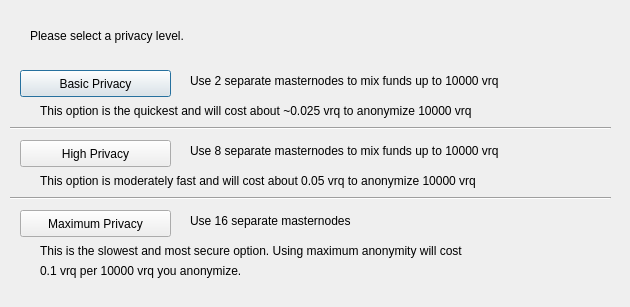
Before: the Qt Designer form src/qt/forms/obfuscationconfig.ui in PayQ/mrq, drawn with Qt 5.
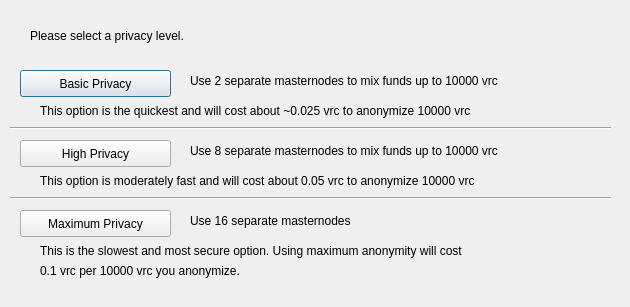
After: the same form once the commit is applied.

What changed in the file:
```diff
--- a/src/qt/forms/obfuscationconfig.ui
+++ b/src/qt/forms/obfuscationconfig.ui
@@ -75,7 +75,7 @@
     </rect>
    </property>
    <property name="text">
-    <string>Use 2 separate masternodes to mix funds up to 10000 vrq</string>
+    <string>Use 2 separate masternodes to mix funds up to 10000 vrc</string>
    </property>
   </widget>
   <widget class="QLabel" name="label_3">
@@ -88,7 +88,7 @@
     </rect>
    </property>
    <property name="text">
-    <string>Use 8 separate masternodes to mix funds up to 10000 vrq</string>
+    <string>Use 8 separate masternodes to mix funds up to 10000 vrc</string>
    </property>
   </widget>
   <widget class="QLabel" name="label_4">
@@ -114,7 +114,7 @@
     </rect>
    </property>
    <property name="text">
-    <string>This option is the quickest and will cost about ~0.025 vrq to anonymize 10000 vrq</string>
+    <string>This option is the quickest and will cost about ~0.025 vrc to anonymize 10000 vrc</string>
    </property>
   </widget>
   <widget class="QLabel" name="label_7">
@@ -127,7 +127,7 @@
     </rect>
    </property>
    <property name="text">
-    <string>This option is moderately fast and will cost about 0.05 vrq to anonymize 10000 vrq</string>
+    <string>This option is moderately fast and will cost about 0.05 vrc to anonymize 10000 vrc</string>
    </property>
   </widget>
   <widget class="QLabel" name="label_8">
@@ -153,7 +153,7 @@
     </rect>
    </property>
    <property name="text">
-    <string>0.1 vrq per 10000 vrq you anonymize.</string>
+    <string>0.1 vrc per 10000 vrc you anonymize.</string>
    </property>
   </widget>
   <widget class="Line" name="line">
```
